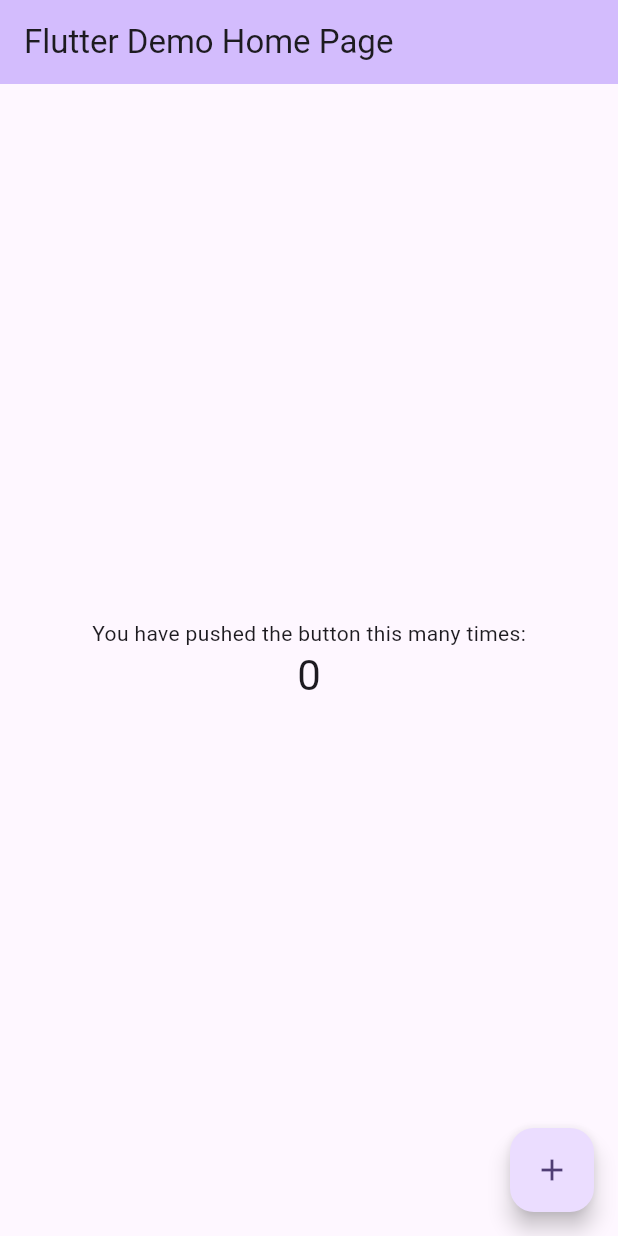
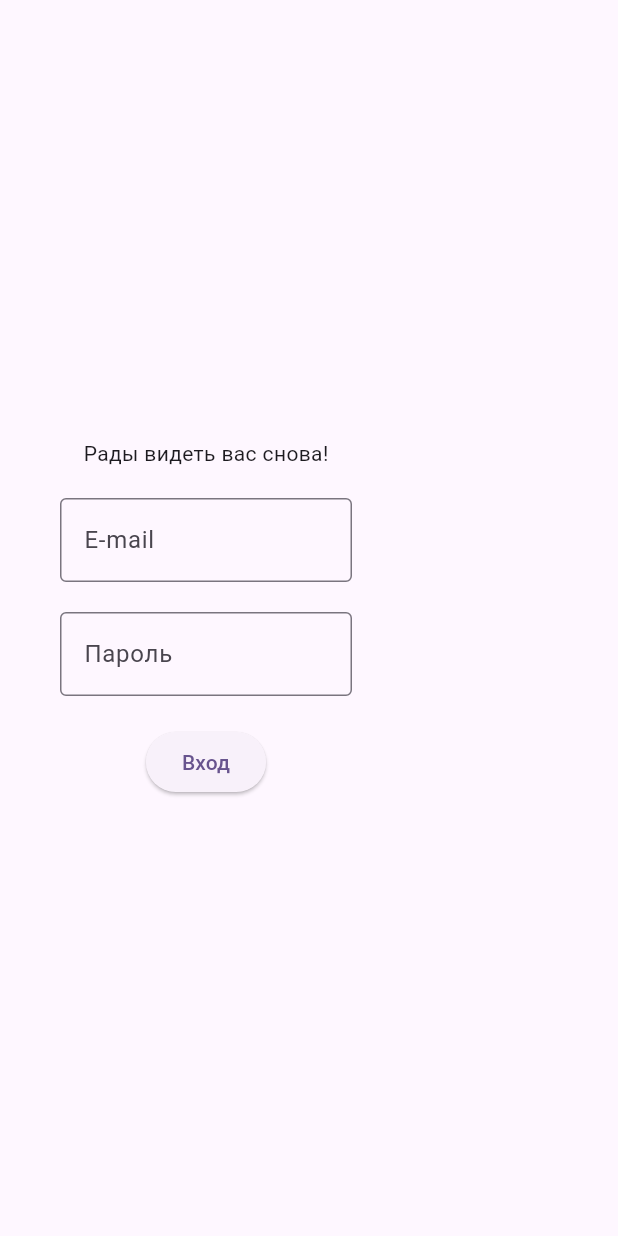
Before and after one commit to SashaKVANT/Giga_hack_front, a Flutter app: the screen it shows after launch, on a phone screen of 412 x 824 dp. Run offline on Flutter 3.47's test engine with Material 2 defaults, Android fonts, the phone set to English and light mode, and no system bars.

Commit message:
feat: login screen layout, login widget components

```diff
--- /dev/null
+++ b/lib/auth/presentation/core/app_widget.dart
@@ -0,0 +1,18 @@
+import "package:autogpt_frontend/auth/presentation/sign_in/sign_in_page.dart";
+import "package:flutter/material.dart";
+
+class AppWidget extends StatelessWidget {
+  const AppWidget({super.key});
+
+  @override
+  Widget build(BuildContext context) {
+    return MaterialApp(
+      title: 'Flutter Demo',
+      theme: ThemeData(
+        colorScheme: ColorScheme.fromSeed(seedColor: Colors.deepPurple),
+        useMaterial3: true,
+      ),
+      home: SignInPage(),
+      );
+  }
+}
--- /dev/null
+++ b/lib/auth/presentation/sign_in/sign_in_page.dart
@@ -0,0 +1,30 @@
+import 'package:flutter/material.dart';
+
+import 'widgets/sign_in_form.dart';
+
+class SignInPage extends StatelessWidget {
+  @override
+  Widget build(BuildContext context) {
+    return Scaffold(
+      //appBar: AppBar(
+      //  title: const Text("Рады видеть вас снова!"),
+      //),
+      body: Row(
+        children: [
+          // 2/3 экрана для SignInForm
+          Expanded(
+            flex: 2,
+            child: SignInForm(),
+          ),
+          // 1/3 экрана оставляем пустым или для другого контента
+          Expanded(
+            flex: 1,
+            child: Container(
+              // Вы можете добавить здесь дополнительный контент или просто использовать Container
+            ),
+          ),
+        ],
+      ),
+    );
+  }
+}
--- /dev/null
+++ b/lib/auth/presentation/sign_in/widgets/sign_in_form.dart
@@ -0,0 +1,67 @@
+import 'package:flutter/material.dart';
+
+class SignInForm extends StatelessWidget {
+  @override
+  Widget build(BuildContext context) {
+    return Padding(
+      padding: const EdgeInsets.symmetric(horizontal: 40),
+      child: Wrap(
+        //crossAxisAlignment: WrapCrossAlignment.center,
+        alignment: WrapAlignment.center,
+        spacing: 20, // to apply margin in the main axis of the wrap
+        runSpacing: 20, // to apply margin in the cross axis of the wrap
+        children: [
+          _welcomeText(),
+          _emailField(),
+          _passwordField(),
+          _loginButton()
+        ],
+      ),
+    );
+  }
+}
+
+Widget _welcomeText() {
+  return const Text("Рады видеть вас снова!");
+}
+
+// class WelcomeText extends StatelessWidget {
+//   const WelcomeText({super.key});
+
+//   @override
+//   Widget build(BuildContext context) {
+//     return const Container(
+//       child: Text(),
+//     );
+//   }
+// }
+
+Widget _passwordField() {
+  return const SizedBox(
+      child: TextField(
+        obscureText: true,
+        decoration: InputDecoration(
+          border: OutlineInputBorder(),
+          labelText: 'Пароль',
+        ),
+      ),
+    );
+}
+
+Widget _emailField() {
+  return const SizedBox(
+      child: TextField(
+        decoration: InputDecoration(
+          border: OutlineInputBorder(),
+          labelText: 'E-mail',
+        ),
+      ),
+    );
+}
+
+Widget _loginButton() {
+  return ElevatedButton(
+  onPressed: () {},
+  child: const Text('Вход')
+  );
+}
--- a/lib/main.dart
+++ b/lib/main.dart
@@ -1,125 +1,7 @@
 import 'package:flutter/material.dart';
 
+import 'auth/presentation/core/app_widget.dart';
+
 void main() {
-  runApp(const MyApp());
+  runApp(const AppWidget());
 }
-
-class MyApp extends StatelessWidget {
-  const MyApp({super.key});
-
-  // This widget is the root of your application.
-  @override
-  Widget build(BuildContext context) {
-    return MaterialApp(
-      title: 'Flutter Demo',
-      theme: ThemeData(
-        // This is the theme of your application.
-        //
-        // TRY THIS: Try running your application with "flutter run". You'll see
-        // the application has a blue toolbar. Then, without quitting the app,
-        // try changing the seedColor in the colorScheme below to Colors.green
-        // and then invoke "hot reload" (save your changes or press the "hot
-        // reload" button in a Flutter-supported IDE, or press "r" if you used
-        // the command line to start the app).
-        //
-        // Notice that the counter didn't reset back to zero; the application
-        // state is not lost during the reload. To reset the state, use hot
-        // restart instead.
-        //
-        // This works for code too, not just values: Most code changes can be
-        // tested with just a hot reload.
-        colorScheme: ColorScheme.fromSeed(seedColor: Colors.deepPurple),
-        useMaterial3: true,
-      ),
-      home: const MyHomePage(title: 'Flutter Demo Home Page'),
-    );
-  }
-}
-
-class MyHomePage extends StatefulWidget {
-  const MyHomePage({super.key, required this.title});
-
-  // This widget is the home page of your application. It is stateful, meaning
-  // that it has a State object (defined below) that contains fields that affect
-  // how it looks.
-
-  // This class is the configuration for the state. It holds the values (in this
-  // case the title) provided by the parent (in this case the App widget) and
-  // used by the build method of the State. Fields in a Widget subclass are
-  // always marked "final".
-
-  final String title;
-
-  @override
-  State<MyHomePage> createState() => _MyHomePageState();
-}
-
-class _MyHomePageState extends State<MyHomePage> {
-  int _counter = 0;
-
-  void _incrementCounter() {
-    setState(() {
-      // This call to setState tells the Flutter framework that something has
-      // changed in this State, which causes it to rerun the build method below
-      // so that the display can reflect the updated values. If we changed
-      // _counter without calling setState(), then the build method would not be
-      // called again, and so nothing would appear to happen.
-      _counter++;
-    });
-  }
-
-  @override
-  Widget build(BuildContext context) {
-    // This method is rerun every time setState is called, for instance as done
-    // by the _incrementCounter method above.
-    //
-    // The Flutter framework has been optimized to make rerunning build methods
-    // fast, so that you can just rebuild anything that needs updating rather
-    // than having to individually change instances of widgets.
-    return Scaffold(
-      appBar: AppBar(
-        // TRY THIS: Try changing the color here to a specific color (to
-        // Colors.amber, perhaps?) and trigger a hot reload to see the AppBar
-        // change color while the other colors stay the same.
-        backgroundColor: Theme.of(context).colorScheme.inversePrimary,
-        // Here we take the value from the MyHomePage object that was created by
-        // the App.build method, and use it to set our appbar title.
-        title: Text(widget.title),
-      ),
-      body: Center(
-        // Center is a layout widget. It takes a single child and positions it
-        // in the middle of the parent.
-        child: Column(
-          // Column is also a layout widget. It takes a list of children and
-          // arranges them vertically. By default, it sizes itself to fit its
-          // children horizontally, and tries to be as tall as its parent.
-          //
-          // Column has various properties to control how it sizes itself and
-          // how it positions its children. Here we use mainAxisAlignment to
-          // center the children vertically; the main axis here is the vertical
-          // axis because Columns are vertical (the cross axis would be
-          // horizontal).
-          //
-          // TRY THIS: Invoke "debug painting" (choose the "Toggle Debug Paint"
-          // action in the IDE, or press "p" in the console), to see the
-          // wireframe for each widget.
-          mainAxisAlignment: MainAxisAlignment.center,
-          children: <Widget>[
-            const Text(
-              'You have pushed the button this many times:',
-            ),
-            Text(
-              '$_counter',
-              style: Theme.of(context).textTheme.headlineMedium,
-            ),
-          ],
-        ),
-      ),
-      floatingActionButton: FloatingActionButton(
-        onPressed: _incrementCounter,
-        tooltip: 'Increment',
-        child: const Icon(Icons.add),
-      ), // This trailing comma makes auto-formatting nicer for build methods.
-    );
-  }
-}
```
